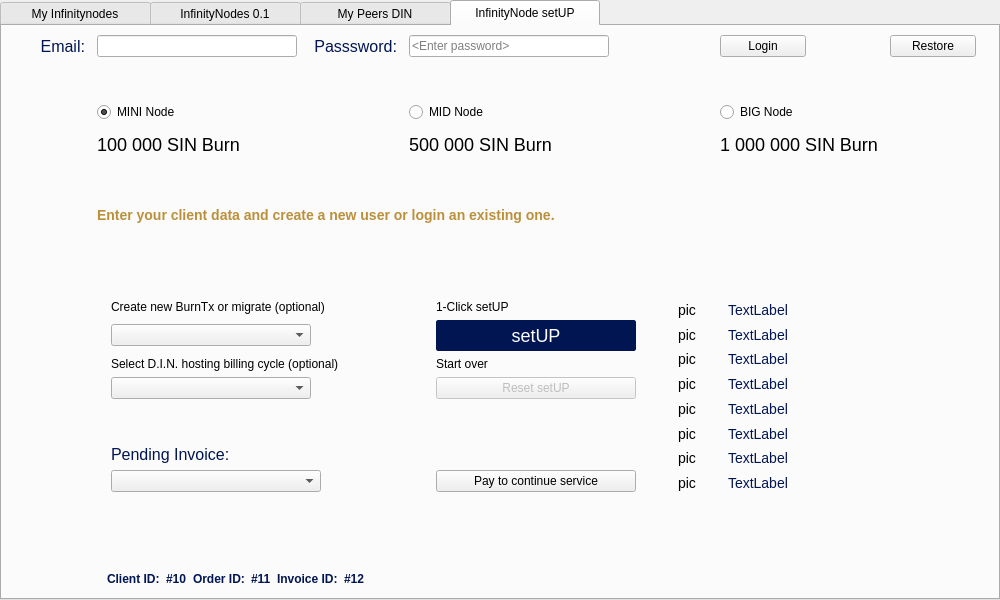
This is src/qt/forms/masternodelist.ui in hardwarewise/SIN-core as Qt 5 draws it before an edit. The edited form follows.
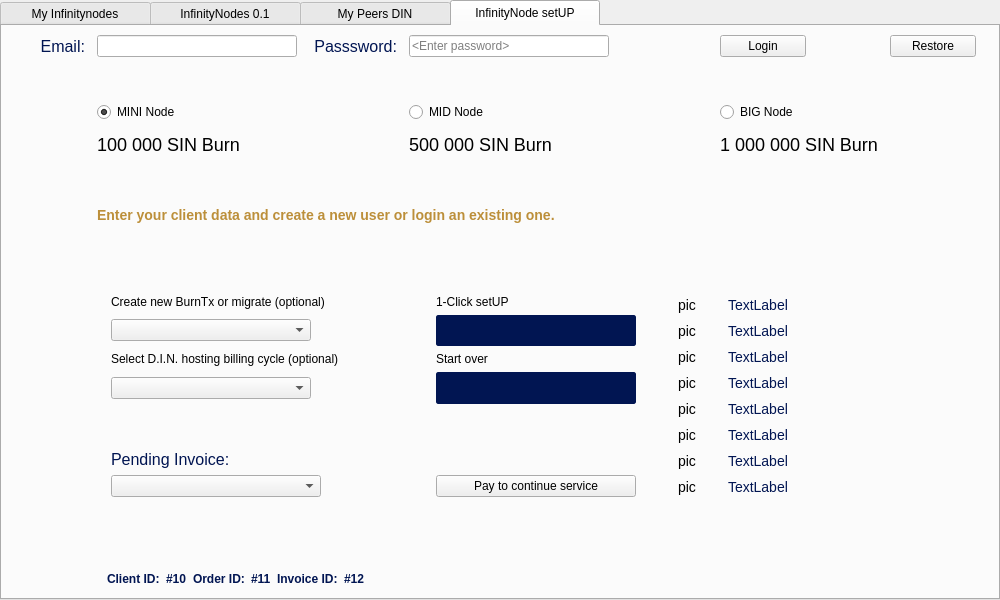
This is the edited form. Icons and pictures are not drawn.

Patch:
```diff
--- a/src/qt/forms/masternodelist.ui
+++ b/src/qt/forms/masternodelist.ui
@@ -503,6 +503,34 @@
     padding:4px 6px;
     color: #00B4B8;
     border-radius: 2px;
+}
+
+QPushButton#btnSetupReset{ /* reset setUP Button */
+border:  1px solid #011552;
+    background-color:#011552;
+    font-size:18px;
+    padding:4px 6px;
+    color: #FFFFFF;
+    border-radius: 2px;
+}
+
+
+QPushButton#btnSetupReset:hover { /* reset setUP Button hover */
+border:  2px solid #00FFFF;
+    background-color:#0e1163;
+    font-size:18px;
+    padding:4px 6px;
+    color: #FFFFFF;
+    border-radius: 2px;
+}
+
+QPushButton#btnSetupReset:pressed { /* reset setUP Button pressed */
+border:  1px solid #0e1163;
+    background-color:#0e1163;
+    font-size:18px;
+    padding:4px 6px;
+    color: #00B4B8;
+    border-radius: 2px;
 }</string>
         </property>
         <attribute name="title">
@@ -956,20 +984,20 @@
                 <property name="minimumSize">
                  <size>
                   <width>200</width>
-                  <height>0</height>
+                  <height>32</height>
                  </size>
                 </property>
                 <property name="maximumSize">
                  <size>
                   <width>200</width>
-                  <height>16777215</height>
+                  <height>32</height>
                  </size>
                 </property>
                 <property name="styleSheet">
                  <string notr="true"/>
                 </property>
                 <property name="text">
-                 <string>Reset setUP</string>
+                 <string/>
                 </property>
                </widget>
               </item>
@@ -1238,7 +1266,7 @@
                  <bool>false</bool>
                 </property>
                 <property name="sizePolicy">
-                 <sizepolicy hsizetype="Preferred" vsizetype="Fixed">
+                 <sizepolicy hsizetype="Fixed" vsizetype="Fixed">
                   <horstretch>0</horstretch>
                   <verstretch>0</verstretch>
                  </sizepolicy>
@@ -1262,7 +1290,7 @@
                  <string notr="true"/>
                 </property>
                 <property name="text">
-                 <string>setUP</string>
+                 <string/>
                 </property>
                </widget>
               </item>
```
Left out of the diff: 2 changed lines with no effect on the pictures.
